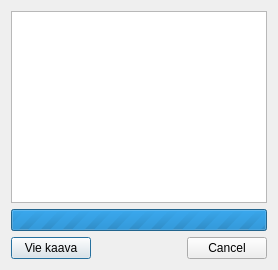
Before: the Qt Designer form arho_feature_template/gui/post_plan.ui in GispoCoding/arho-qgis-plugin, drawn with Qt 5.
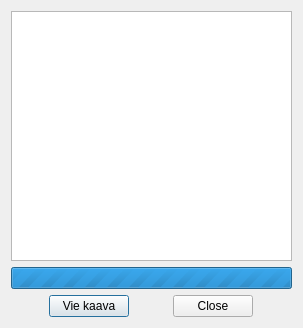
After: the same form once the commit is applied.

What changed in the file:
```diff
--- a/arho_feature_template/gui/post_plan.ui
+++ b/arho_feature_template/gui/post_plan.ui
@@ -1,9 +1,26 @@
 <ui version="4.0">
  <class>PostPlan</class>
  <widget class="QDialog" name="PostPlanDialog">
+  <property name="geometry">
+   <rect>
+    <x>0</x>
+    <y>0</y>
+    <width>303</width>
+    <height>328</height>
+   </rect>
+  </property>
+  <property name="sizePolicy">
+   <sizepolicy hsizetype="Minimum" vsizetype="Fixed">
+    <horstretch>0</horstretch>
+    <verstretch>0</verstretch>
+   </sizepolicy>
+  </property>
   <property name="windowTitle">
    <string>Vie kaava</string>
   </property>
+  <property name="sizeGripEnabled">
+   <bool>false</bool>
+  </property>
   <layout class="QVBoxLayout" name="mainLayout">
    <item>
     <widget class="QListView" name="validationListView">
@@ -33,27 +50,53 @@
    </item>
    <item>
     <layout class="QHBoxLayout" name="buttonLayout">
+     <property name="sizeConstraint">
+      <enum>QLayout::SetDefaultConstraint</enum>
+     </property>
      <item>
       <widget class="QPushButton" name="exportButton">
+       <property name="sizePolicy">
+        <sizepolicy hsizetype="Fixed" vsizetype="Preferred">
+         <horstretch>0</horstretch>
+         <verstretch>0</verstretch>
+        </sizepolicy>
+       </property>
+       <property name="minimumSize">
+        <size>
+         <width>50</width>
+         <height>0</height>
+        </size>
+       </property>
+       <property name="layoutDirection">
+        <enum>Qt::RightToLeft</enum>
+       </property>
        <property name="text">
         <string>Vie kaava</string>
        </property>
       </widget>
      </item>
-     <item>
-      <spacer name="buttonSpacer">
-       <property name="orientation">
-        <enum>Qt::Horizontal</enum>
-       </property>
-      </spacer>
-     </item>
      <item>
       <widget class="QDialogButtonBox" name="dialogButtonBox">
+       <property name="sizePolicy">
+        <sizepolicy hsizetype="Fixed" vsizetype="Minimum">
+         <horstretch>0</horstretch>
+         <verstretch>0</verstretch>
+        </sizepolicy>
+       </property>
+       <property name="layoutDirection">
+        <enum>Qt::RightToLeft</enum>
+       </property>
+       <property name="locale">
+        <locale language="Finnish" country="Finland"/>
+       </property>
        <property name="orientation">
         <enum>Qt::Horizontal</enum>
        </property>
        <property name="standardButtons">
-        <set>QDialogButtonBox::Cancel</set>
+        <set>QDialogButtonBox::Close</set>
+       </property>
+       <property name="centerButtons">
+        <bool>false</bool>
        </property>
       </widget>
      </item>
```
Left out of the diff: 15 changed lines with no effect on the pictures.
